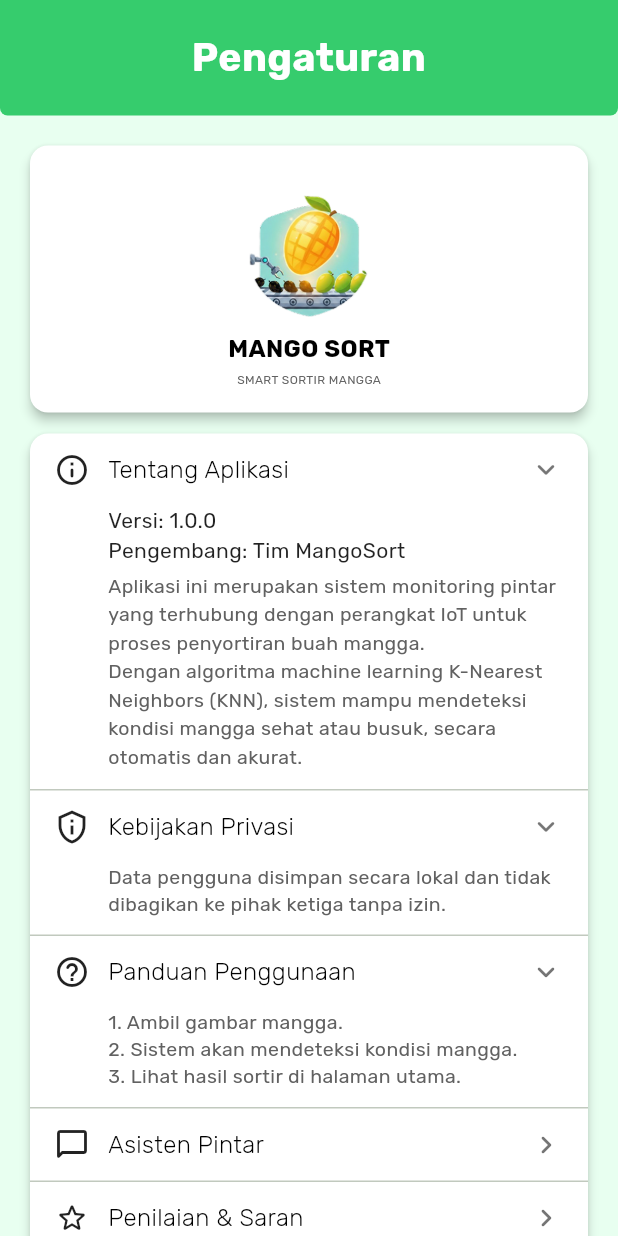
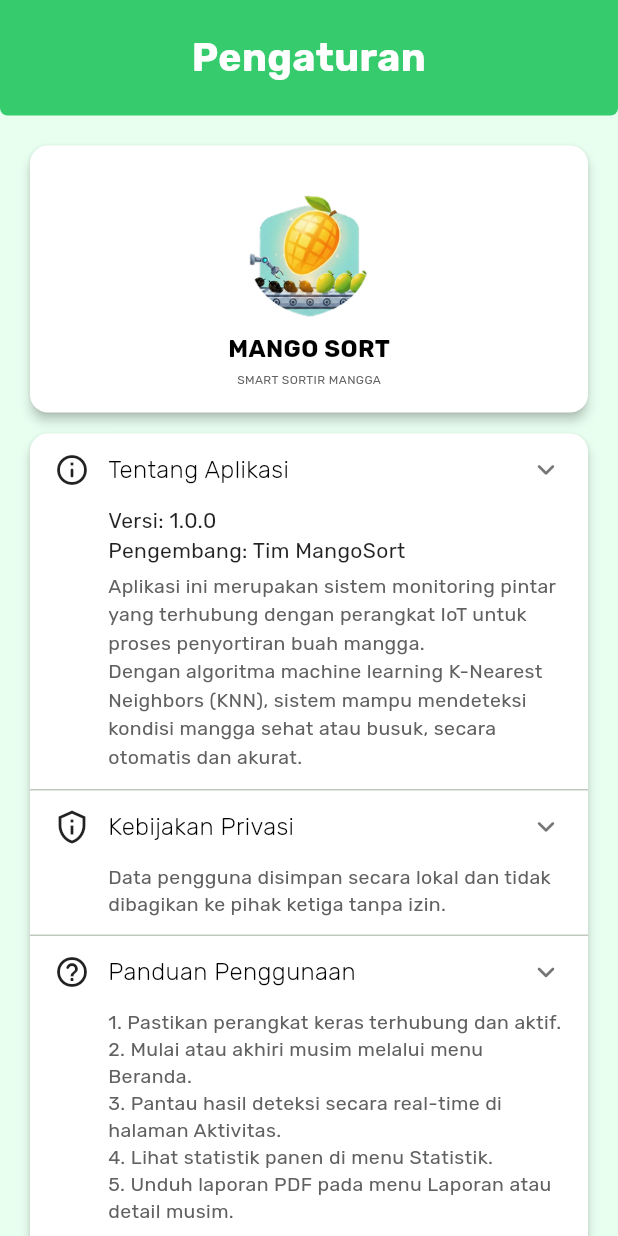
Before and after one commit to hajuenter/mango_quality_app, a Flutter app: the SettingPage screen opened directly, after a tap on "Tentang Aplikasi", after a tap on "Kebijakan Privasi", after a tap on "Panduan Penggunaan", on a phone screen of 412 x 824 dp. Run offline on Flutter 3.47's test engine with Material 3 defaults, Android fonts, the phone set to English and light mode, and no system bars; our stand-ins replace auto_size_text, cached_network_image, cloud_firestore, firebase_auth, firebase_core, fl_chart and 10 more; missing offline and left inert: firebase_app_check, markdown; accounts and stored records are empty; generated files the repository leaves out were written again.

Commit message:
chore: fix text format

```diff
--- a/lib/pages/apk/setting_page.dart
+++ b/lib/pages/apk/setting_page.dart
@@ -193,9 +193,11 @@ Dengan algoritma machine learning K-Nearest Neighbors (KNN), sistem mampu mendet
                               });
                             },
                             content: Text(
-                              '1. Ambil gambar mangga.\n'
-                              '2. Sistem akan mendeteksi kondisi mangga.\n'
-                              '3. Lihat hasil sortir di halaman utama.',
+                              '1. Pastikan perangkat keras terhubung dan aktif.\n'
+                              '2. Mulai atau akhiri musim melalui menu Beranda.\n'
+                              '3. Pantau hasil deteksi secara real-time di halaman Aktivitas.\n'
+                              '4. Lihat statistik panen di menu Statistik.\n'
+                              '5. Unduh laporan PDF pada menu Laporan atau detail musim.',
                               textAlign: TextAlign.start,
                               style: GoogleFonts.rubik(
                                 fontSize: 13,
@@ -218,7 +220,7 @@ Dengan algoritma machine learning K-Nearest Neighbors (KNN), sistem mampu mendet
                             },
                             content: Text(
                               'Gunakan Asisten Pintar untuk bertanya seputar cara kerja sistem, '
-                              'hasil deteksi, atau panduan penggunaan MangoSort. '
+                              'perbedaan mangga sehat dan busuk, atau panduan penggunaan MangoSort. '
                               'Asisten ini akan membantu Anda secara interaktif menggunakan kecerdasan buatan.',
                               textAlign: TextAlign.start,
                               style: GoogleFonts.rubik(
@@ -241,7 +243,7 @@ Dengan algoritma machine learning K-Nearest Neighbors (KNN), sistem mampu mendet
                               });
                             },
                             content: Text(
-                              'Kami sangat menghargai masukan Anda!\nKirim saran ke: support@mangosort.app',
+                              'Masukan Anda sangat berharga bagi kami.\nSilakan kirim saran atau pertanyaan ke: support@mangosort.app',
                               textAlign: TextAlign.start,
                               style: GoogleFonts.rubik(
                                 fontSize: 13,
```
